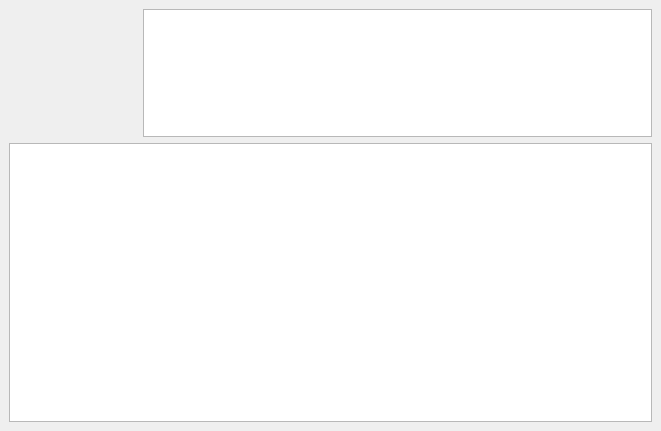
Before: the Qt Designer form libraries/qxrdlib/qxrdstartupwindow.ui in guyjennings/qxrd, drawn with Qt 5.
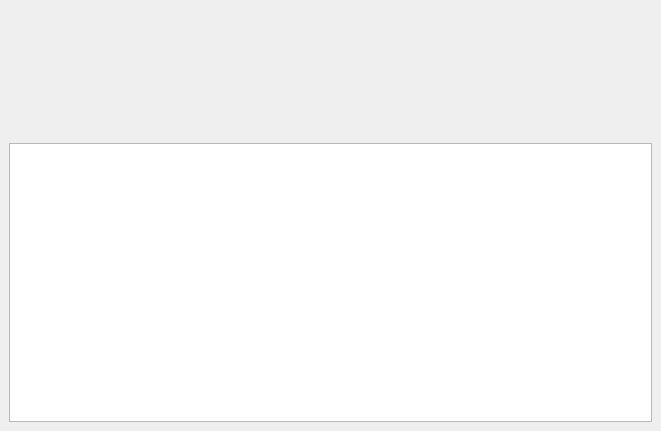
After: the same form once the commit is applied.

Commit message: Modified QxrdStartupWindow to use QLabel for m_Description Fixed typo in error dialog

```diff
--- a/libraries/qxrdlib/qxrdstartupwindow.ui
+++ b/libraries/qxrdlib/qxrdstartupwindow.ui
@@ -34,31 +34,7 @@
       </property>
      </widget>
     </item>
-    <item row="0" column="1">
-     <widget class="QTextBrowser" name="m_Description">
-      <property name="sizePolicy">
-       <sizepolicy hsizetype="Expanding" vsizetype="Expanding">
-        <horstretch>0</horstretch>
-        <verstretch>1</verstretch>
-       </sizepolicy>
-      </property>
-      <property name="minimumSize">
-       <size>
-        <width>0</width>
-        <height>128</height>
-       </size>
-      </property>
-      <property name="font">
-       <font>
-        <pointsize>12</pointsize>
-       </font>
-      </property>
-      <property name="textInteractionFlags">
-       <set>Qt::NoTextInteraction</set>
-      </property>
-     </widget>
-    </item>
-    <item row="1" column="0" colspan="2">
+    <item row="1" column="0" colspan="3">
      <widget class="QTextBrowser" name="m_Messages">
       <property name="sizePolicy">
        <sizepolicy hsizetype="Expanding" vsizetype="Expanding">
@@ -76,6 +52,13 @@
       </property>
      </widget>
     </item>
+    <item row="0" column="1" colspan="2">
+     <widget class="QLabel" name="m_Description">
+      <property name="text">
+       <string/>
+      </property>
+     </widget>
+    </item>
    </layout>
   </widget>
  </widget>
```
The commit also changes 2 other files.
